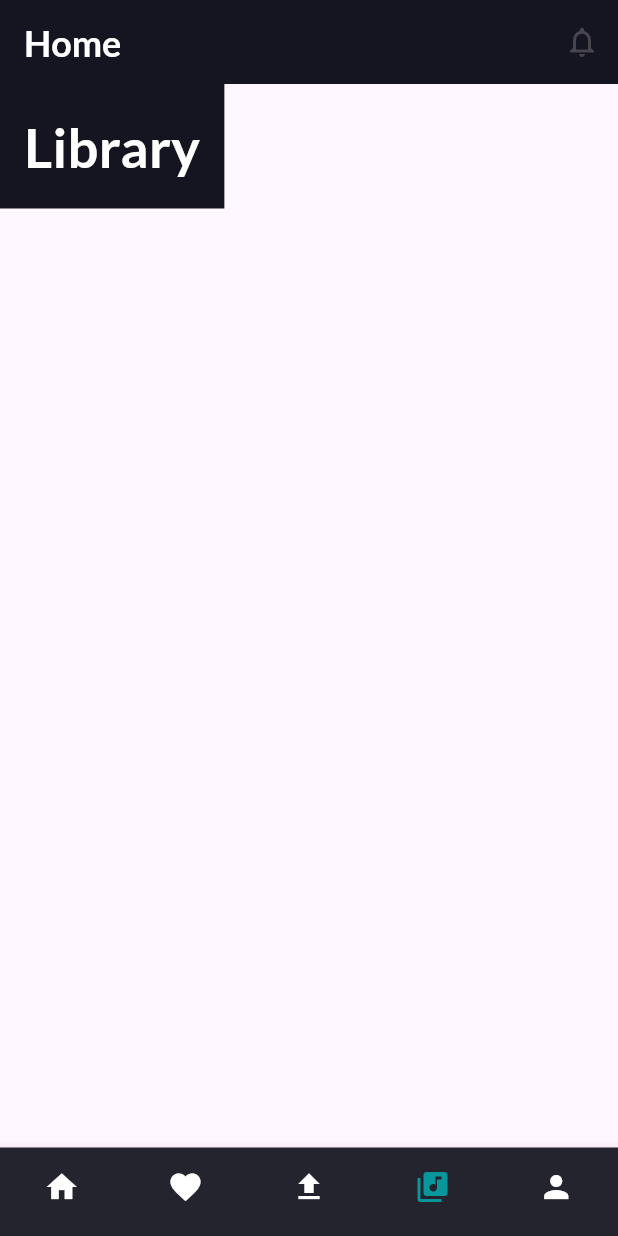
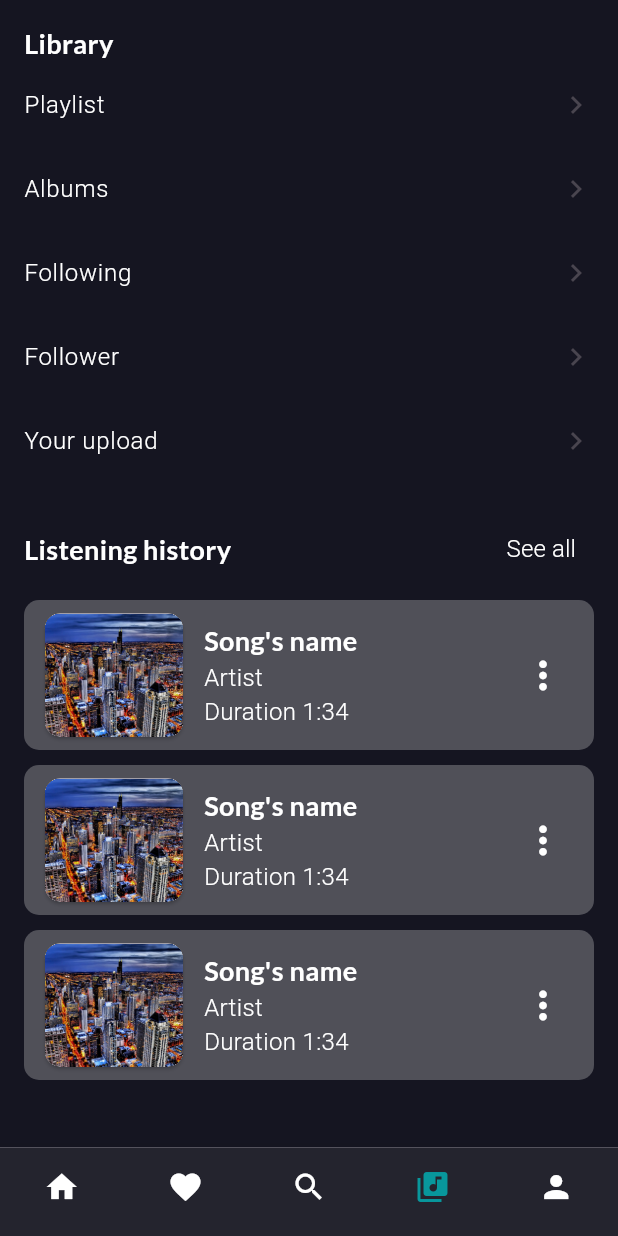
Before and after one commit to HudsonBui/USoundMusicApp, a Flutter app: the screen it shows after launch, item 4 of the bottom bar chosen, on a phone screen of 412 x 824 dp. Run offline on Flutter 3.47's test engine with Material 3 defaults, Android fonts, the phone set to English and light mode, and no system bars; our stand-ins replace google_fonts, transparent_image; missing offline and left inert: dart:ffi.

Commit message:
Basic add UI

```diff
--- a/lib/screens/main_screem/main_screen.dart
+++ b/lib/screens/main_screem/main_screen.dart
@@ -5,9 +5,14 @@ import 'package:flutter/widgets.dart';
 import 'package:usound/assets/colors.dart';
 import 'package:usound/assets/fonts.dart';
 import 'package:usound/screens/main_screem/tab_screen/dashboard.dart';
+import 'package:usound/screens/main_screem/tab_screen/favourite/favourite.dart';
+import 'package:usound/screens/main_screem/tab_screen/library/library.dart';
+import 'package:usound/screens/main_screem/tab_screen/personal/pers_info.dart';
+import 'package:usound/screens/main_screem/tab_screen/search/search_screen.dart';
 import 'package:usound/widgets/list_songs/horizontal_list_song.dart';
-import 'package:usound/widgets/list_songs/song.dart';
-import 'package:usound/widgets/list_songs/song_large.dart';
+import 'package:usound/widgets/song_item/song.dart';
+import 'package:usound/widgets/song_item/song_card.dart';
+import 'package:usound/widgets/song_item/song_large.dart';
 import 'package:usound/widgets/list_songs/themed_playlist.dart';
 
 class MainScreen extends StatefulWidget {
@@ -32,59 +37,30 @@ class _MainScreenState extends State<MainScreen> {
     Widget _activedScreen = const Dashboard();
 
     if (_selectedPageIndex == 1) {
-      _activedScreen = Container(
-        child: Text(
-          'Favorite',
-          style: textLargeStyle,
-        ),
-      );
+      _activedScreen = const FavouriteScreen();
     }
     if (_selectedPageIndex == 2) {
-      _activedScreen = Container(
-        child: Text(
-          'Upload',
-          style: textLargeStyle,
-        ),
-      );
+      _activedScreen = const SearchScreen();
     }
     if (_selectedPageIndex == 3) {
-      _activedScreen = Container(
-        child: Text(
-          'Library',
-          style: textLargeStyle,
-        ),
-      );
+      _activedScreen = const LibraryScreen();
     }
     if (_selectedPageIndex == 4) {
-      _activedScreen = Container(
-        child: Text(
-          'Person',
-          style: textLargeStyle,
-        ),
-      );
+      _activedScreen = const PersonalInforScreen();
     }
 
     return Scaffold(
-      appBar: AppBar(
-        title: Text(
-          'Home',
-          style: textMediumStyle,
+      body: SafeArea(
+        child: Container(
+          padding: const EdgeInsets.symmetric(horizontal: 16, vertical: 16),
+          decoration: const BoxDecoration(
+            color: solidBackgroundColor,
+          ),
+          child: _activedScreen,
         ),
-        actions: [
-          IconButton(
-            onPressed: () {},
-            icon: const Icon(Icons.notifications_none),
-          ),
-        ],
-        backgroundColor: solidBackgroundColor,
       ),
-      body: Container(
-        padding: const EdgeInsets.symmetric(horizontal: 16, vertical: 16),
-        decoration: const BoxDecoration(
-          color: solidBackgroundColor,
-        ),
-        child: _activedScreen,
-      ),
+      // floatingActionButton: const SongTrackCard(),
+      // floatingActionButtonLocation: FloatingActionButtonLocation.centerFloat,
       bottomNavigationBar: BottomNavigationBar(
         onTap: (index) {
           _selectedPage(index);
@@ -104,27 +80,22 @@ class _MainScreenState extends State<MainScreen> {
               Icons.home,
             ),
             label: '',
-            backgroundColor: bottomNavigationBarColor,
           ),
           BottomNavigationBarItem(
             icon: Icon(Icons.favorite),
             label: '',
-            backgroundColor: bottomNavigationBarColor,
           ),
           BottomNavigationBarItem(
-            icon: Icon(Icons.upload),
+            icon: Icon(Icons.search),
             label: '',
-            backgroundColor: bottomNavigationBarColor,
           ),
           BottomNavigationBarItem(
             icon: Icon(Icons.library_music),
             label: '',
-            backgroundColor: bottomNavigationBarColor,
           ),
           BottomNavigationBarItem(
             icon: Icon(Icons.person),
             label: '',
-            backgroundColor: bottomNavigationBarColor,
           ),
         ],
       ),
--- /dev/null
+++ b/lib/screens/main_screem/tab_screen/library/library.dart
@@ -0,0 +1,69 @@
+import 'package:flutter/cupertino.dart';
+import 'package:flutter/material.dart';
+import 'package:usound/assets/fonts.dart';
+import 'package:usound/widgets/list_songs/themed_playlist.dart';
+
+class LibraryScreen extends StatelessWidget {
+  const LibraryScreen({super.key});
+
+  @override
+  Widget build(BuildContext context) {
+    return Column(
+      crossAxisAlignment: CrossAxisAlignment.start,
+      children: [
+        Text(
+          'Library',
+          style: textNormalStyle,
+          textAlign: TextAlign.left,
+        ),
+        ListTile(
+          contentPadding: EdgeInsets.zero,
+          onTap: () {},
+          title: const Text(
+            'Playlist',
+            style: textSmallLightStyle,
+          ),
+          trailing: const Icon(Icons.keyboard_arrow_right),
+        ),
+        ListTile(
+          contentPadding: EdgeInsets.zero,
+          onTap: () {},
+          title: const Text(
+            'Albums',
+            style: textSmallLightStyle,
+          ),
+          trailing: const Icon(Icons.keyboard_arrow_right),
+        ),
+        ListTile(
+          contentPadding: EdgeInsets.zero,
+          onTap: () {},
+          title: const Text(
+            'Following',
+            style: textSmallLightStyle,
+          ),
+          trailing: const Icon(Icons.keyboard_arrow_right),
+        ),
+        ListTile(
+          contentPadding: EdgeInsets.zero,
+          onTap: () {},
+          title: const Text(
+            'Follower',
+            style: textSmallLightStyle,
+          ),
+          trailing: const Icon(Icons.keyboard_arrow_right),
+        ),
+        ListTile(
+          contentPadding: EdgeInsets.zero,
+          onTap: () {},
+          title: const Text(
+            'Your upload',
+            style: textSmallLightStyle,
+          ),
+          trailing: const Icon(Icons.keyboard_arrow_right),
+        ),
+        const SizedBox(height: 20),
+        const ThemedPlaylist(title: 'Listening history'),
+      ],
+    );
+  }
+}
--- a/lib/widgets/list_songs/horizontal_list_song.dart
+++ b/lib/widgets/list_songs/horizontal_list_song.dart
@@ -1,5 +1,5 @@
 import 'package:flutter/material.dart';
-import 'package:usound/widgets/list_songs/song_large.dart';
+import 'package:usound/widgets/song_item/song_large.dart';
 
 class HorizontalListSong extends StatelessWidget {
   const HorizontalListSong({super.key});
--- a/lib/widgets/list_songs/themed_playlist.dart
+++ b/lib/widgets/list_songs/themed_playlist.dart
@@ -1,10 +1,10 @@
 import 'package:flutter/material.dart';
 import 'package:usound/assets/fonts.dart';
-import 'package:usound/widgets/list_songs/song.dart';
+import 'package:usound/widgets/song_item/song.dart';
 
 class ThemedPlaylist extends StatelessWidget {
-  const ThemedPlaylist({super.key});
-
+  const ThemedPlaylist({required this.title, super.key});
+  final String title;
   @override
   Widget build(BuildContext context) {
     return Container(
@@ -13,7 +13,7 @@ class ThemedPlaylist extends StatelessWidget {
           Row(
             mainAxisAlignment: MainAxisAlignment.spaceBetween,
             children: [
-              Text('Theme\'s title', style: textNormalStyle),
+              Text(title, style: textNormalStyle),
               TextButton(
                 onPressed: () {},
                 child: const Text(
--- /dev/null
+++ b/lib/widgets/song_item/song.dart
@@ -0,0 +1,70 @@
+import 'package:flutter/material.dart';
+import 'package:usound/assets/colors.dart';
+import 'package:usound/assets/fonts.dart';
+import 'package:usound/assets/image_url.dart';
+
+class SongItem extends StatelessWidget {
+  const SongItem({super.key});
+
+  @override
+  Widget build(BuildContext context) {
+    return InkWell(
+      onTap: () {},
+      child: Container(
+        padding: const EdgeInsets.symmetric(horizontal: 10, vertical: 5),
+        height: 100,
+        decoration: BoxDecoration(
+          borderRadius: BorderRadius.circular(10),
+          color: songItemBackgroundColor,
+        ),
+        child: Row(
+          children: [
+            SizedBox(
+              height: 100,
+              width: 100,
+              child: Card(
+                shape: RoundedRectangleBorder(
+                  borderRadius: BorderRadius.circular(10),
+                ),
+                clipBehavior: Clip.hardEdge,
+                child: Image.asset(
+                  introScreen1Image,
+                  fit: BoxFit.cover,
+                ),
+              ),
+            ),
+            const SizedBox(width: 10),
+            Expanded(
+              child: Column(
+                mainAxisAlignment: MainAxisAlignment.center,
+                crossAxisAlignment: CrossAxisAlignment.start,
+                children: [
+                  Text(
+                    'Song\'s name',
+                    style: textNormalStyle,
+                  ),
+                  const Text(
+                    'Artist',
+                    style: textSmallLightStyle,
+                  ),
+                  const Text(
+                    'Duration 1:34',
+                    style: textSmallLightStyle,
+                  ),
+                ],
+              ),
+            ),
+            IconButton(
+              onPressed: () {},
+              icon: const Icon(
+                Icons.more_vert,
+                color: Colors.white,
+                size: 30,
+              ),
+            )
+          ],
+        ),
+      ),
+    );
+  }
+}
```
Also changed, not shown: lib/assets/fonts.dart (+7 -0 lines), lib/screens/main_screem/tab_screen/dashboard.dart (+12 -28 lines), lib/screens/main_screem/tab_screen/favourite/favourite.dart (added, +71 -0 lines), lib/screens/main_screem/tab_screen/personal/pers_info.dart (added, +74 -0 lines), lib/screens/main_screem/tab_screen/search/search_default.dart (added, +48 -0 lines), lib/screens/main_screem/tab_screen/search/search_screen.dart (added, +45 -0 lines), lib/widgets/search/music_type.dart (added, +29 -0 lines), lib/widgets/song_item/song_card.dart (added, +84 -0 lines), lib/widgets/song_item/song_no_style.dart (renamed from lib/widgets/list_songs/song.dart, +4 -11 lines), lib/screens/playing_screen.dart (added), lib/widgets/song_item/song_large.dart (renamed from lib/widgets/list_songs/song_large.dart).
